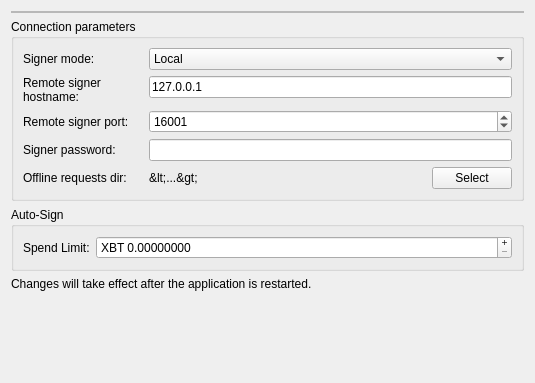
The window that BlockSettleUILib/SignerSettingsPage.ui (BlockSettle/terminal) describes before a commit, drawn with Qt 5.
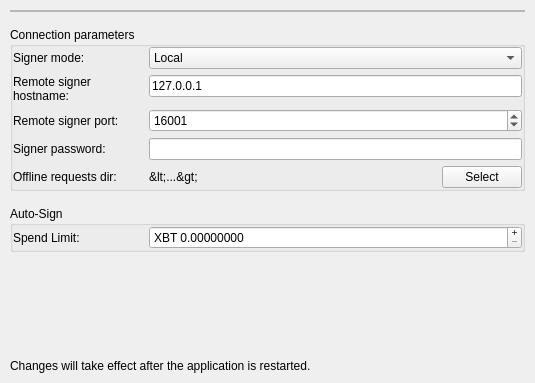
The same window after the commit.

Commit message:
Fixed margins and labels.
Task-number: BST-1238
Task-number: BST-1201

What changed in the file:
```diff
--- a/BlockSettleUILib/SignerSettingsPage.ui
+++ b/BlockSettleUILib/SignerSettingsPage.ui
@@ -14,6 +14,21 @@
    <string>Form</string>
   </property>
   <layout class="QVBoxLayout" name="verticalLayout">
+   <property name="spacing">
+    <number>15</number>
+   </property>
+   <property name="leftMargin">
+    <number>10</number>
+   </property>
+   <property name="topMargin">
+    <number>10</number>
+   </property>
+   <property name="rightMargin">
+    <number>10</number>
+   </property>
+   <property name="bottomMargin">
+    <number>10</number>
+   </property>
    <item>
     <widget class="QFrame" name="restartNotificationFrame">
      <property name="sizePolicy">
@@ -59,19 +74,31 @@
       <string>Connection parameters</string>
      </property>
      <layout class="QVBoxLayout" name="verticalLayout_3">
+      <property name="leftMargin">
+       <number>0</number>
+      </property>
+      <property name="topMargin">
+       <number>0</number>
+      </property>
+      <property name="rightMargin">
+       <number>0</number>
+      </property>
+      <property name="bottomMargin">
+       <number>0</number>
+      </property>
       <item>
        <layout class="QFormLayout" name="formLayout">
         <item row="1" column="0">
          <widget class="QLabel" name="labelHost">
           <property name="minimumSize">
            <size>
-            <width>120</width>
+            <width>130</width>
             <height>0</height>
            </size>
           </property>
           <property name="maximumSize">
            <size>
-            <width>120</width>
+            <width>130</width>
             <height>16777215</height>
            </size>
           </property>
@@ -94,13 +121,13 @@
          <widget class="QLabel" name="labelPort">
           <property name="minimumSize">
            <size>
-            <width>120</width>
+            <width>130</width>
             <height>0</height>
            </size>
           </property>
           <property name="maximumSize">
            <size>
-            <width>120</width>
+            <width>130</width>
             <height>16777215</height>
            </size>
           </property>
@@ -124,6 +151,18 @@
         </item>
         <item row="3" column="0">
          <widget class="QLabel" name="labelPassword">
+          <property name="minimumSize">
+           <size>
+            <width>130</width>
+            <height>0</height>
+           </size>
+          </property>
+          <property name="maximumSize">
+           <size>
+            <width>130</width>
+            <height>16777215</height>
+           </size>
+          </property>
           <property name="text">
            <string>Signer password:</string>
           </property>
@@ -138,6 +177,18 @@
         </item>
         <item row="0" column="0">
          <widget class="QLabel" name="labelMode">
+          <property name="minimumSize">
+           <size>
+            <width>130</width>
+            <height>0</height>
+           </size>
+          </property>
+          <property name="maximumSize">
+           <size>
+            <width>130</width>
+            <height>16777215</height>
+           </size>
+          </property>
           <property name="text">
            <string>Signer mode:</string>
           </property>
@@ -253,6 +304,18 @@
                <verstretch>0</verstretch>
               </sizepolicy>
              </property>
+             <property name="minimumSize">
+              <size>
+               <width>130</width>
+               <height>0</height>
+              </size>
+             </property>
+             <property name="maximumSize">
+              <size>
+               <width>130</width>
+               <height>16777215</height>
+              </size>
+             </property>
              <property name="text">
               <string>Offline requests dir:</string>
              </property>
@@ -275,10 +338,34 @@
       <string>Auto-Sign</string>
      </property>
      <layout class="QVBoxLayout" name="verticalLayout_4">
+      <property name="leftMargin">
+       <number>0</number>
+      </property>
+      <property name="topMargin">
+       <number>0</number>
+      </property>
+      <property name="rightMargin">
+       <number>0</number>
+      </property>
+      <property name="bottomMargin">
+       <number>0</number>
+      </property>
       <item>
        <layout class="QFormLayout" name="formLayout_2">
         <item row="0" column="0">
          <widget class="QLabel" name="labelAsSpendLimit">
+          <property name="minimumSize">
+           <size>
+            <width>130</width>
+            <height>0</height>
+           </size>
+          </property>
+          <property name="maximumSize">
+           <size>
+            <width>130</width>
+            <height>16777215</height>
+           </size>
+          </property>
           <property name="text">
            <string>Spend Limit:</string>
           </property>
@@ -311,22 +398,6 @@
      </layout>
     </widget>
    </item>
-   <item>
-    <widget class="QLabel" name="label">
-     <property name="sizePolicy">
-      <sizepolicy hsizetype="Preferred" vsizetype="Fixed">
-       <horstretch>0</horstretch>
-       <verstretch>0</verstretch>
-      </sizepolicy>
-     </property>
-     <property name="text">
-      <string>Changes will take effect after the application is restarted. </string>
-     </property>
-     <property name="statusWarningLabel" stdset="0">
-      <bool>true</bool>
-     </property>
-    </widget>
-   </item>
    <item>
     <spacer name="verticalSpacer">
      <property name="orientation">
@@ -340,6 +411,22 @@
      </property>
     </spacer>
    </item>
+   <item>
+    <widget class="QLabel" name="label">
+     <property name="sizePolicy">
+      <sizepolicy hsizetype="Preferred" vsizetype="Fixed">
+       <horstretch>0</horstretch>
+       <verstretch>0</verstretch>
+      </sizepolicy>
+     </property>
+     <property name="text">
+      <string>Changes will take effect after the application is restarted. </string>
+     </property>
+     <property name="statusWarningLabel" stdset="0">
+      <bool>true</bool>
+     </property>
+    </widget>
+   </item>
   </layout>
  </widget>
  <resources/>
```
The commit also changes 4 other files.
